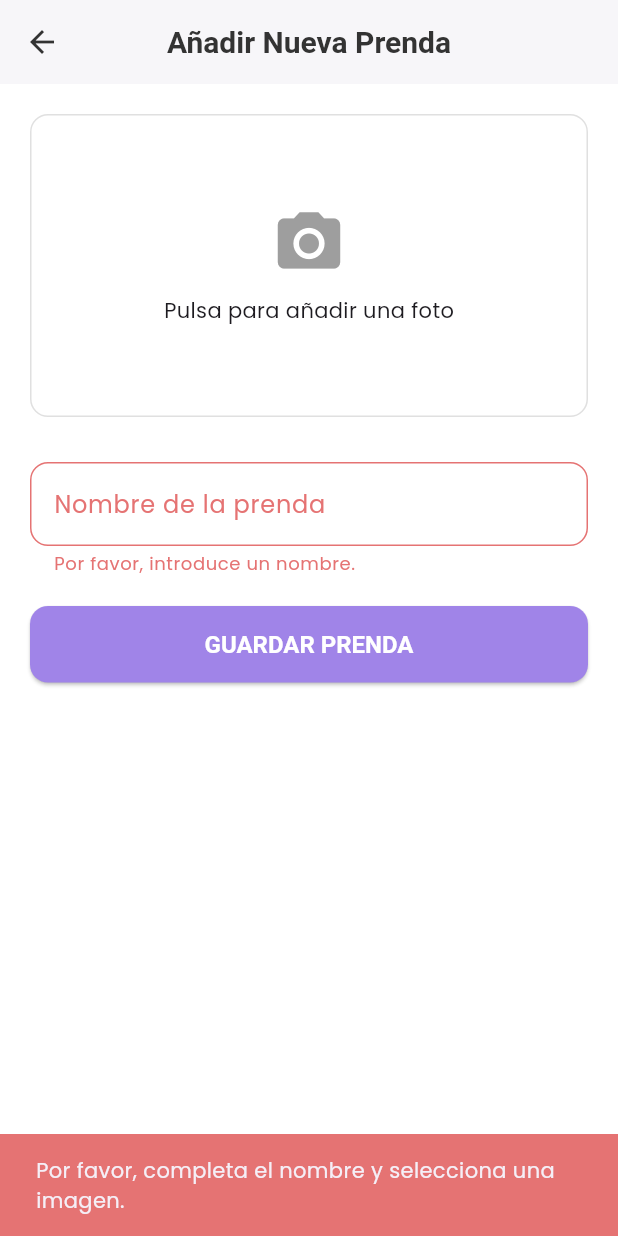
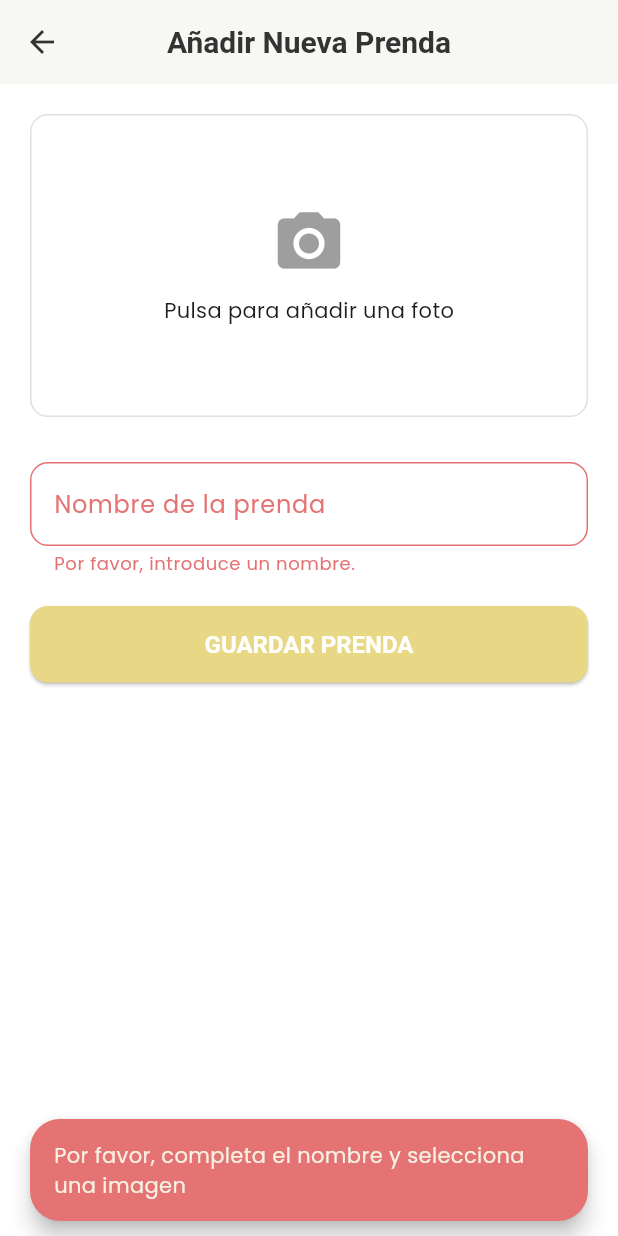
Before and after one commit to aleramiirez/Armario-Virtual, a Flutter app: the AddGarmentScreen screen opened directly, after a tap on "GUARDAR PRENDA", on a phone screen of 412 x 824 dp. Run offline on Flutter 3.47's test engine with Material 3 defaults, Android fonts, the phone set to English and light mode, and no system bars; our stand-ins replace cached_network_image, cloud_firestore, cloud_functions, firebase_auth, firebase_core, firebase_storage and 4 more; missing offline and left inert: firebase_app_check, translator; accounts and stored records are empty; network calls fail.

Commit message:
edit theme

```diff
--- a/lib/config/app_theme.dart
+++ b/lib/config/app_theme.dart
@@ -3,7 +3,7 @@ import 'package:google_fonts/google_fonts.dart';
 
 class AppTheme {
   // Definimos todos los colores base aquí
-  static const Color colorPrimario = Color(0xFFA084E8);
+  static const Color colorPrimario = Color.fromARGB(255, 232, 215, 132);
   static const Color colorFondo = Color(0xFFF5F5F5);
   static const Color colorSuperficie = Color(0xFFFFFFFF);
   static const Color colorTextoPrincipal = Color(0xFF333333);
@@ -30,13 +30,15 @@ class AppTheme {
     textTheme: GoogleFonts.poppinsTextTheme(),
 
     chipTheme: ChipThemeData(
-      backgroundColor: Colors.white,
-      side: BorderSide(color: Colors.grey.shade300),
-      labelStyle: TextStyle(
+      backgroundColor: colorPrimario.withOpacity(0.15),
+      side: BorderSide.none,
+      labelStyle: const TextStyle(
         color: colorTextoPrincipal,
-        fontWeight: FontWeight.w500,
+        fontWeight: FontWeight.w600,
       ),
-      deleteIconColor: colorTextoSecundario,
+      deleteIconColor: colorTextoPrincipal,
+      elevation: 0,
+      padding: const EdgeInsets.symmetric(horizontal: 12, vertical: 8),
     ),
 
     // 3. Estilos de Widgets
@@ -84,6 +86,7 @@ class AppTheme {
       elevation: 1,
       shape: RoundedRectangleBorder(borderRadius: BorderRadius.circular(12)),
       surfaceTintColor: colorSuperficie,
+      color: colorSuperficie,
     ),
 
     floatingActionButtonTheme: const FloatingActionButtonThemeData(
--- a/lib/screens/add_garment/widgets/add_garment_form.dart
+++ b/lib/screens/add_garment/widgets/add_garment_form.dart
@@ -2,6 +2,7 @@ import 'dart:async';
 import 'dart:io';
 import 'package:armariovirtual/config/app_theme.dart';
 import 'package:armariovirtual/services/garment_service.dart';
+import 'package:armariovirtual/utils/app_alerts.dart';
 import 'package:flutter/material.dart';
 import 'package:image_picker/image_picker.dart';
 import 'package:http/http.dart' as http;
@@ -160,10 +161,10 @@ class _AddGarmentFormState extends State<AddGarmentForm> {
       }
     } catch (e) {
       if (mounted) {
-        ScaffoldMessenger.of(context).showSnackBar(
-          SnackBar(
-            content: Text('Error al obtener la imagen: ${e.toString()}'),
-          ),
+        AppAlerts.showFloatingSnackBar(
+          context,
+          'Error al obtener la imagen',
+          isError: true,
         );
       }
     } finally {
@@ -193,10 +194,10 @@ class _AddGarmentFormState extends State<AddGarmentForm> {
       }
     } catch (e) {
       if (mounted) {
-        ScaffoldMessenger.of(context).showSnackBar(
-          SnackBar(
-            content: Text('Error al procesar la imagen: ${e.toString()}'),
-          ),
+        AppAlerts.showFloatingSnackBar(
+          context,
+          'Error al procesar la imagen',
+          isError: true,
         );
       }
     } finally {
@@ -213,13 +214,10 @@ class _AddGarmentFormState extends State<AddGarmentForm> {
   Future<void> _submitForm() async {
     final isValid = _formKey.currentState?.validate() ?? false;
     if (!isValid || _selectedImage == null) {
-      ScaffoldMessenger.of(context).showSnackBar(
-        SnackBar(
-          content: const Text(
-            'Por favor, completa el nombre y selecciona una imagen.',
-          ),
-          backgroundColor: Theme.of(context).colorScheme.error,
-        ),
+      AppAlerts.showFloatingSnackBar(
+        context,
+        'Por favor, completa el nombre y selecciona una imagen',
+        isError: true,
       );
       return;
     }
@@ -237,20 +235,14 @@ class _AddGarmentFormState extends State<AddGarmentForm> {
 
       if (mounted) {
         Navigator.of(context).pop();
-        ScaffoldMessenger.of(context).showSnackBar(
-          SnackBar(
-            content: const Text('Prenda guardada con éxito.'),
-            backgroundColor: AppTheme.colorExito,
-          ),
-        );
+        AppAlerts.showFloatingSnackBar(context, 'Prenda guardada con éxito');
       }
     } catch (e) {
       if (mounted) {
-        ScaffoldMessenger.of(context).showSnackBar(
-          SnackBar(
-            content: Text('Error al guardar la prenda: ${e.toString()}'),
-            backgroundColor: Theme.of(context).colorScheme.error,
-          ),
+        AppAlerts.showFloatingSnackBar(
+          context,
+          'Error al guardar la prenda',
+          isError: true,
         );
       }
     } finally {
--- /dev/null
+++ b/lib/utils/app_alerts.dart
@@ -0,0 +1,32 @@
+import 'package:flutter/material.dart';
+import 'package:armariovirtual/config/app_theme.dart';
+
+/// Una clase de utilidad para mostrar alertas y SnackBars estandarizados en la app.
+class AppAlerts {
+  /// Muestra un SnackBar flotante y redondeado.
+  ///
+  /// [context] es el BuildContext de la pantalla.
+  /// [message] es el texto que se mostrará.
+  /// Si [isError] es true, se mostrará con el color de error.
+  static void showFloatingSnackBar(
+    BuildContext context,
+    String message, {
+    bool isError = false,
+  }) {
+    ScaffoldMessenger.of(context).showSnackBar(
+      SnackBar(
+        content: Text(message),
+        // Cambia el color dependiendo de si es un error o un mensaje de éxito
+        backgroundColor: isError
+            ? Theme.of(context).colorScheme.error
+            : AppTheme.colorExito,
+        // Este es el estilo que querías, ahora centralizado
+        behavior: SnackBarBehavior.floating,
+        shape: RoundedRectangleBorder(borderRadius: BorderRadius.circular(20)),
+        margin: const EdgeInsets.symmetric(horizontal: 20, vertical: 10),
+      ),
+    );
+  }
+
+  // Aquí podrías añadir otros tipos de alertas en el futuro, como diálogos, etc.
+}
```
Also changed, not shown: lib/screens/garment_detail/garment_detail_screen.dart (+41 -36 lines), lib/screens/login/widgets/login_form.dart (+6 -23 lines), 1 other file.
